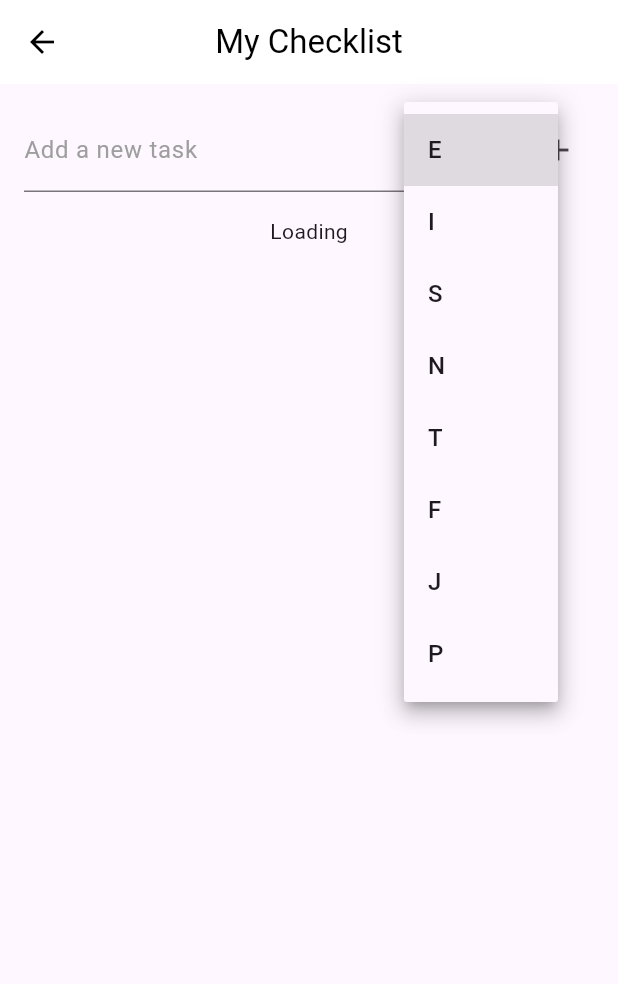
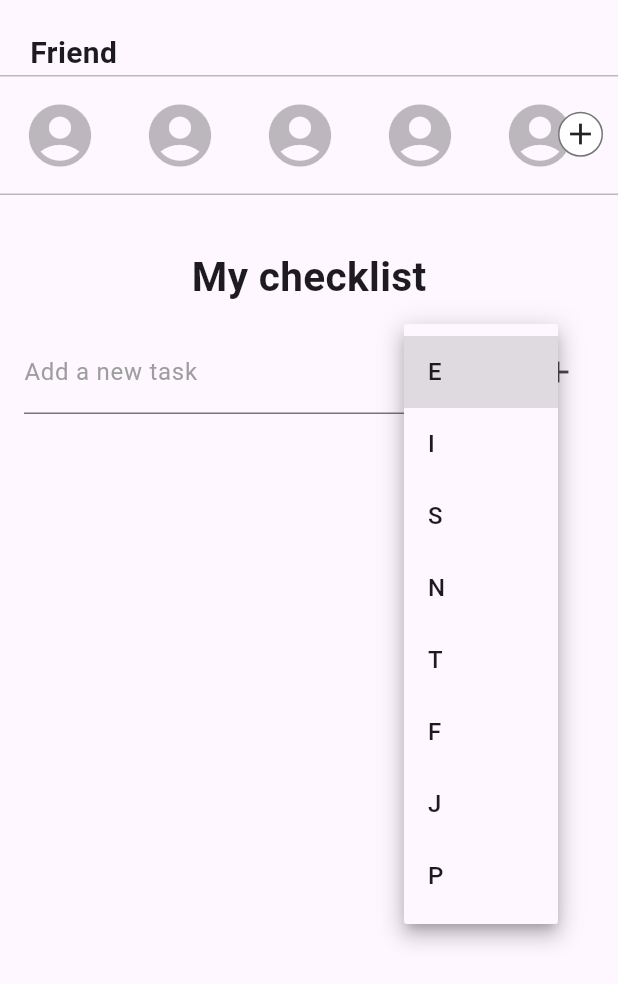
Before and after one commit to yewonkim01/swap_life, a Flutter app: the TodoScreen screen opened by its route, after a tap on an icon or button, on a phone screen of 412 x 824 dp. Shown: the top 984 px of the screen. Run offline on Flutter 3.47's test engine with Material 3 defaults, Android fonts, the phone set to English and light mode, and no system bars; our stand-ins replace cloud_firestore, firebase_auth, firebase_core, firebase_dynamic_links, firebase_storage, image_picker; missing offline and left inert: kakao_flutter_sdk, kakao_flutter_sdk_user; accounts and stored records are empty; generated files the repository leaves out were written again; network calls fail.

Commit message:
checklist+Friend

```diff
--- a/lib/TodoScreen.dart
+++ b/lib/TodoScreen.dart
@@ -5,6 +5,7 @@ import 'package:flutter/src/painting/image_provider.dart';
 import 'dart:io';
 import 'dart:core';
 import 'package:swap_life/shared/todo_controller.dart';
+import 'package:swap_life/friends/friendList.dart';
 import 'package:kakao_flutter_sdk_user/kakao_flutter_sdk_user.dart' as kakao;
 
 class TodoItem {
@@ -30,7 +31,6 @@ class _TodoScreenState extends State<TodoScreen> {
   FirebaseFirestore firestore=FirebaseFirestore.instance;
   List<TodoItem> todoList = [];
   TextEditingController textEditingController = TextEditingController();
-  TextEditingController mbtiEditingController = TextEditingController();
   FocusNode fnode = FocusNode();
   int i=0; int isnull=0; String? selectedMBTI; kakao.User ? user;
 
@@ -43,7 +43,6 @@ class _TodoScreenState extends State<TodoScreen> {
 
   Future<void> saveList() async {
     final checkList = firestore;
-    bool _isnull = false;
     String userId = user!.id.toString();
 
     await checkList.collection("checklist").doc(userId).collection("user_checklist").add({
@@ -65,7 +64,9 @@ class _TodoScreenState extends State<TodoScreen> {
   void initState() {
     super.initState();
 
+    Future.delayed(Duration.zero, () {
       getList();
+    });
   }
 
   Future<void> getList() async {
@@ -73,30 +74,35 @@ class _TodoScreenState extends State<TodoScreen> {
     final checkList = firestore;
     String userId = user!.id.toString();
 
-    QuerySnapshot getprofs = await checkList.collection("checklist").doc(userId).collection("user_checklist").get();
-
+    userChecklistCollection(userId).snapshots().listen((snapshot) {
       setState(() {
-      todoList = getprofs.docs.map((doc) => TodoItem(
-        title: doc["MyChecklist$i"],
-        mbti: doc["MBTI"],
+        todoList = snapshot.docs.map<TodoItem>((DocumentSnapshot document) {
+          Map<String, dynamic> data = document.data() as Map<String, dynamic>;
+          return TodoItem(
+            title: data['MyChecklist$i'],
+            mbti: data['MBTI'],
             isCompleted: false,
-      )).toList();
+          );
+        }).toList();
+      });
     });
   }
 
-
   @override
   Widget build(BuildContext context) {
-    getList();
     return Scaffold(
-      appBar: AppBar(
+      /*appBar: AppBar(
         title: Text("My Checklist"),
         centerTitle: true,
-        backgroundColor:Colors.white,
+        backgroundColor: Colors.white,
         foregroundColor: Colors.black,
-      ),
+      ),*/
       body: Column(
         children: [
+          SizedBox(height: 10),
+          FriendList(controller: widget.controller),
+          SizedBox(height: 35),
+          Text("My checklist", style: TextStyle(fontSize: 27,fontWeight: FontWeight.bold),),
           Padding(
             padding: const EdgeInsets.all(16.0),
             child: Row(
@@ -108,75 +114,55 @@ class _TodoScreenState extends State<TodoScreen> {
                       cursorColor: Colors.grey,
                       decoration: InputDecoration(
                         labelText: "Add a new task",
-                        labelStyle:TextStyle(
-                            color:fnode.hasFocus? Colors.deepPurple : Colors.grey),
+                        labelStyle: TextStyle(
+                          color: fnode.hasFocus ? Colors.deepPurple : Colors.grey,
+                        ),
                         focusedBorder: OutlineInputBorder(
                           borderSide: BorderSide(
-                                color: Colors.deepPurple
+                            color: Colors.deepPurple,
                           ),
                         ),
-                    )  ,
-                      onChanged: (value){
+                      ),
+                      onSubmitted: (value){
                         setState(() {
                           todoList[i].title=value;
-                        });
-                      }
+                        });}
                   ),
                 ),
                 DropdownButton<String?>(
                   focusNode: fnode,
                   hint: Text('MBTI'),
-                  //button 활성화
                   onChanged: (dynamic newVal) {
                     setState(() {
                       selectedItem = newVal;
                     });
                   },
                   value: selectedItem,
-                  items: dropdownList.map((String item) {
+                  items: ['E', 'I', 'S', 'N', 'T', 'F', 'J', 'P'].map<
+                      DropdownMenuItem<String?>>((String i) {
                     return DropdownMenuItem<String>(
-                      child: Text('$item'),
-                      value: item
+                      value: i,
+                      child: Text(i),
                     );
                   }).toList(),
                 ),
                 IconButton(
                   icon: Icon(Icons.add),
                   onPressed: () {
-                    addTodoItem(textEditingController.text, selectedItem.toString());
-                    if(isnull==0) {
+                    addTodoItem(
+                        textEditingController.text, selectedItem.toString());
+                    if (isnull == 0) {
                       saveList();
                       textEditingController.clear();
-                      getList();
                     }
-                    isnull=0;
+                    isnull = 0;
                   },
                 ),
               ],
             ),
           ),
           Expanded(
-          child: StreamBuilder<QuerySnapshot>(
-          // Listen to changes in the collection
-          stream: userChecklistCollection("user_id").snapshots(),
-          builder: (BuildContext context, AsyncSnapshot<QuerySnapshot> snapshot) {
-          if (snapshot.hasError) {
-            return Text('Something went wrong');
-          }
-
-          if (snapshot.connectionState == ConnectionState.waiting) {
-            return Text('Loading');
-          }
-          todoList = snapshot.data!.docs.map<TodoItem>((DocumentSnapshot document) {
-          Map<String, dynamic> data = document.data() as Map<String, dynamic>;
-          return TodoItem(
-            title: data['MyChecklist'],
-            mbti: data['MBTI'],
-            isCompleted: false,
-            );
-          }).toList();
-
-            return ListView.builder(
+            child:ListView.builder(
               itemCount: todoList.length,
               itemBuilder: (context, index) {
                 return ListTile(
@@ -189,13 +175,15 @@ class _TodoScreenState extends State<TodoScreen> {
                     },
                   ),
                   title: Text(
-                    todoList[index].title
+                    todoList[index].title,
                   ),
                   trailing: Row(
                     mainAxisSize: MainAxisSize.min,
-                    children:[
+                    children: [
                       Text(
-                          todoList[index].mbti.toString(), style: TextStyle(fontWeight: FontWeight.bold, fontSize: 17),
+                        todoList[index].mbti.toString(),
+                        style: TextStyle(
+                            fontWeight: FontWeight.bold, fontSize: 17),
                       ),
                       SizedBox(width: 16),
                       IconButton(
@@ -209,13 +197,13 @@ class _TodoScreenState extends State<TodoScreen> {
                   ),
                 );
               },
-            );},
             ),
           ),
         ],
       ),
     );
   }
+
 
   void addTodoItem(String title, String mbti) {
     setState(() {
--- a/lib/friends/dynamicLink.dart
+++ b/lib/friends/dynamicLink.dart
@@ -2,8 +2,11 @@ import 'package:firebase_dynamic_links/firebase_dynamic_links.dart';
 import 'package:flutter/material.dart';
 import 'package:swap_life/FriendScreen.dart';
 import 'package:swap_life/main.dart';
+import 'package:swap_life/shared/todo_controller.dart';
 
 class DynamicLink{
+  final TodoController controller;
+  DynamicLink({required this.controller});
   Future<Uri> buildDynamicLink() async{
     final dynamicLinkParams = DynamicLinkParameters(
         link: Uri.parse('https://swapllife.page.link/friends'),
@@ -22,7 +25,7 @@ class DynamicLink{
     final PendingDynamicLinkData? initialLink = await FirebaseDynamicLinks.instance.getInitialLink();
     if (initialLink != null){
       deepLink = initialLink.link;
-      Navigator.push(context, MaterialPageRoute(builder: (context) => FriendPage()));
+      Navigator.push(context, MaterialPageRoute(builder: (context) => FriendPage(controller: controller)));
     }
     //다이나믹 링크로 앱이 열릴 때 리스너
     FirebaseDynamicLinks.instance.onLink.listen(
--- a/lib/friends/friendList.dart
+++ b/lib/friends/friendList.dart
@@ -1,8 +1,11 @@
 import 'package:flutter/material.dart';
 import 'KakaoTalkShare.dart';
 import 'dynamicLink.dart';
+import 'package:swap_life/shared/todo_controller.dart';
 
 class FriendList extends StatefulWidget {
+  final TodoController controller;
+  FriendList({required this.controller});
 
   @override
   State<FriendList> createState() => _FriendListState();
@@ -79,9 +82,9 @@ class _FriendListState extends State<FriendList> {
                         barrierDismissible: true,
                           context: context,
                           builder: (context){
-                          final d = DynamicLink();
+                          final d = DynamicLink(controller: widget.controller);
                           d.buildDynamicLink();
-                          return KakaoShareButton();
+                          return KakaoShareButton(controller: widget.controller);
                           });
                     },
                     child: Container(
```
Also changed, not shown: lib/FriendScreen.dart (+11 -2 lines), lib/friends/KakaoTalkShare.dart (+9 -3 lines), lib/main.dart (+5 -4 lines). Lines whose indentation alone changed are shown as unchanged.
